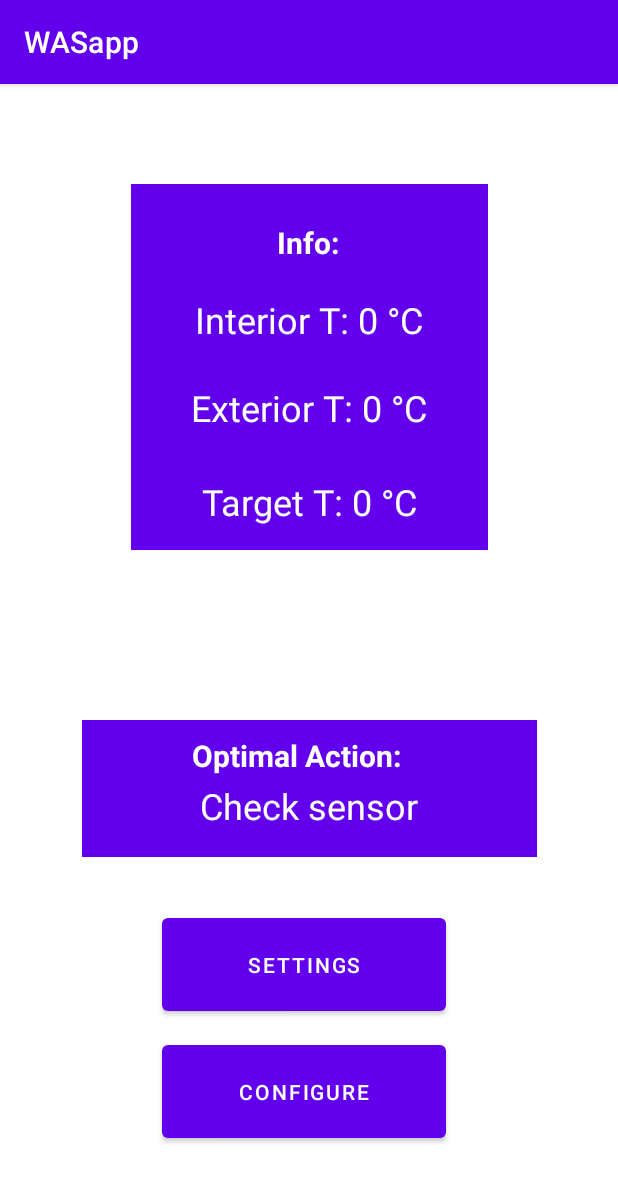
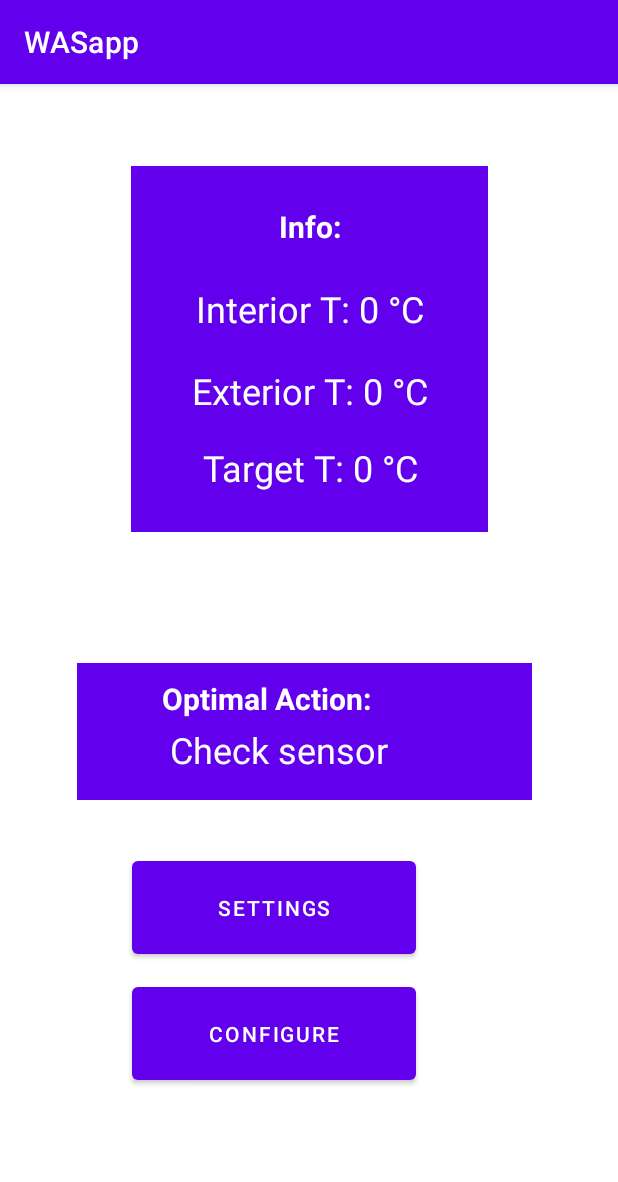
Before and after one commit to FabriceTUe/WASapp, an Android app: the screen it shows after launch (MainActivity), on a phone screen of 412 x 824 dp. Shown: the top 1182 px of the screen. Run offline under Robolectric (Android 15) with nearby library versions, the phone set to English and light mode, and no system bars; network calls fail.

Commit message:
finished config

```diff
--- a/app/src/main/java/com/example/wasapp/ClientLoopTask.java
+++ b/app/src/main/java/com/example/wasapp/ClientLoopTask.java
@@ -42,7 +42,7 @@ public class ClientLoopTask extends AsyncTask<Void, Void, Void> {
             // update temperature
             TempStruct tempStruct;
             try {
-                tempStruct = TemperatureRetriever.getTemperatures();
+                tempStruct = TemperatureRetriever.getTemperatures(settings);
             } catch (Exception e) {
                 notificationText.setText(String.valueOf(errorText));
                 continue; // try again immediately
--- a/app/src/main/java/com/example/wasapp/MainActivity.java
+++ b/app/src/main/java/com/example/wasapp/MainActivity.java
@@ -68,7 +68,7 @@ public class MainActivity extends AppCompatActivity implements View.OnClickListe
         @Override
         public void onClick(View view) {
             Intent intent = new Intent(getBaseContext(),
-                    SettingsActivity.class); // intend to switch to settings...
+                    ConfigureActivity.class); // intend to switch to settings...
             startActivity(intent); // start the next activity.
         }
     }
--- a/app/src/main/java/com/example/wasapp/TemperatureRetriever.java
+++ b/app/src/main/java/com/example/wasapp/TemperatureRetriever.java
@@ -1,21 +1,20 @@
 package com.example.wasapp;
 
 import java.io.IOException;
+import java.util.Set;
 
 import okhttp3.OkHttpClient;
 import okhttp3.Request;
 import okhttp3.Response;
 
 public class TemperatureRetriever {
-    private static String exteriorURL = "http://192.168.43.82/temperature";
-    private static String interiorURL = "http://192.168.43.234/temperature";
     private static OkHttpClient httpClient = new OkHttpClient();
 
-    public static TempStruct getTemperatures() throws
+    public static TempStruct getTemperatures(Settings settings) throws
             IOException, NullPointerException {
             TempStruct tempStruct = new TempStruct();
-            tempStruct.interiorTemperature = retrieveTemperature(interiorURL);
-            tempStruct.exteriorTemperature = retrieveTemperature(exteriorURL);
+            tempStruct.interiorTemperature = retrieveTemperature(settings.getInteriorUrl());
+            tempStruct.exteriorTemperature = retrieveTemperature(settings.getExteriorUrl());
 
             return tempStruct;
     }
--- a/app/src/main/res/layout/activity_main.xml
+++ b/app/src/main/res/layout/activity_main.xml
@@ -22,6 +22,21 @@
         tools:srcCompat="?attr/selectableItemBackground" />
 
     <TextView
+        android:id="@+id/exteriorTemperatureText"
+        android:layout_width="201dp"
+        android:layout_height="42dp"
+        android:text="Exterior T: 0 °C"
+        android:textAlignment="center"
+        android:textColor="#FFFFFF"
+        android:textSize="24sp"
+        app:layout_constraintBottom_toBottomOf="parent"
+        app:layout_constraintEnd_toEndOf="parent"
+        app:layout_constraintHorizontal_bias="0.503"
+        app:layout_constraintStart_toStartOf="parent"
+        app:layout_constraintTop_toTopOf="parent"
+        app:layout_constraintVertical_bias="0.259" />
+
+    <TextView
         android:id="@+id/targetTemperatureText"
         android:layout_width="201dp"
         android:layout_height="42dp"
@@ -31,23 +46,10 @@
         android:textSize="24sp"
         app:layout_constraintBottom_toBottomOf="parent"
         app:layout_constraintEnd_toEndOf="parent"
+        app:layout_constraintHorizontal_bias="0.503"
         app:layout_constraintStart_toStartOf="parent"
         app:layout_constraintTop_toTopOf="parent"
-        app:layout_constraintVertical_bias="0.361" />
-
-    <TextView
-        android:id="@+id/exteriorTemperatureText"
-        android:layout_width="201dp"
-        android:layout_height="42dp"
-        android:text="Exterior T: 0 °C"
-        android:textAlignment="center"
-        android:textColor="#FFFFFF"
-        android:textSize="24sp"
-        app:layout_constraintBottom_toBottomOf="parent"
-        app:layout_constraintEnd_toEndOf="parent"
-        app:layout_constraintStart_toStartOf="parent"
-        app:layout_constraintTop_toTopOf="parent"
-        app:layout_constraintVertical_bias="0.275" />
+        app:layout_constraintVertical_bias="0.33" />
 
     <TextView
         android:id="@+id/infoTitle"
@@ -60,10 +62,10 @@
         android:textStyle="bold"
         app:layout_constraintBottom_toBottomOf="parent"
         app:layout_constraintEnd_toEndOf="parent"
-        app:layout_constraintHorizontal_bias="0.498"
+        app:layout_constraintHorizontal_bias="0.501"
         app:layout_constraintStart_toStartOf="parent"
         app:layout_constraintTop_toTopOf="parent"
-        app:layout_constraintVertical_bias="0.112" />
+        app:layout_constraintVertical_bias="0.098" />
 
     <TextView
         android:id="@+id/interiorTemperatureText"
@@ -75,9 +77,10 @@
         android:textSize="24sp"
         app:layout_constraintBottom_toBottomOf="parent"
         app:layout_constraintEnd_toEndOf="parent"
+        app:layout_constraintHorizontal_bias="0.503"
         app:layout_constraintStart_toStartOf="parent"
         app:layout_constraintTop_toTopOf="parent"
-        app:layout_constraintVertical_bias="0.194" />
+        app:layout_constraintVertical_bias="0.184" />
 
     <ImageView
         android:id="@+id/imageView2"
@@ -86,16 +89,17 @@
         android:background="#6200ED"
         app:layout_constraintBottom_toBottomOf="parent"
         app:layout_constraintEnd_toEndOf="parent"
+        app:layout_constraintHorizontal_bias="0.473"
         app:layout_constraintStart_toStartOf="parent"
         app:layout_constraintTop_toTopOf="parent"
-        app:layout_constraintVertical_bias="0.627"
+        app:layout_constraintVertical_bias="0.57"
         tools:srcCompat="?attr/selectableItemBackground" />
 
     <TextView
         android:id="@+id/InfoTitle"
         android:layout_width="wrap_content"
         android:layout_height="wrap_content"
-        android:layout_marginStart="128dp"
+        android:layout_marginStart="108dp"
         android:layout_marginBottom="50dp"
         android:text="Optimal Action:"
         android:textColor="#FFFFFF"
@@ -104,13 +108,13 @@
         app:layout_constraintBottom_toBottomOf="parent"
         app:layout_constraintStart_toStartOf="parent"
         app:layout_constraintTop_toTopOf="parent"
-        app:layout_constraintVertical_bias="0.628" />
+        app:layout_constraintVertical_bias="0.573" />
 
     <TextView
         android:id="@+id/notificationText"
         android:layout_width="236dp"
         android:layout_height="31dp"
-        android:layout_marginStart="88dp"
+        android:layout_marginStart="68dp"
         android:layout_marginBottom="-50dp"
         android:text="Loading..."
         android:textAlignment="center"
@@ -119,28 +123,28 @@
         app:layout_constraintBottom_toBottomOf="parent"
         app:layout_constraintStart_toStartOf="parent"
         app:layout_constraintTop_toTopOf="parent"
-        app:layout_constraintVertical_bias="0.591" />
+        app:layout_constraintVertical_bias="0.543" />
+
+    <Button
+        android:id="@+id/configureButton"
+        android:layout_width="189dp"
+        android:layout_height="74dp"
+        android:layout_marginStart="88dp"
+        android:text="Configure"
+        app:layout_constraintBottom_toBottomOf="parent"
+        app:layout_constraintStart_toStartOf="parent"
+        app:layout_constraintTop_toBottomOf="@+id/settingsButton"
+        app:layout_constraintVertical_bias="0.091" />
 
     <Button
         android:id="@+id/settingsButton"
         android:layout_width="189dp"
         android:layout_height="74dp"
-        android:layout_marginStart="108dp"
+        android:layout_marginStart="88dp"
         android:text="Settings"
         app:layout_constraintBottom_toBottomOf="parent"
         app:layout_constraintStart_toStartOf="parent"
         app:layout_constraintTop_toBottomOf="@+id/notificationText"
-        app:layout_constraintVertical_bias="0.274" />
-
-    <Button
-        android:id="@+id/configureButton"
-        android:layout_width="189dp"
-        android:layout_height="74dp"
-        android:layout_marginStart="108dp"
-        android:text="Configure"
-        app:layout_constraintBottom_toBottomOf="parent"
-        app:layout_constraintStart_toStartOf="parent"
-        app:layout_constraintTop_toBottomOf="@+id/settingsButton"
-        app:layout_constraintVertical_bias="0.15" />
+        app:layout_constraintVertical_bias="0.228" />
 
 </androidx.constraintlayout.widget.ConstraintLayout>
```
Also changed, not shown: app/src/main/java/com/example/wasapp/ConfigureActivity.java (+11 -0 lines), app/src/main/java/com/example/wasapp/service/NotifyTask.java (+1 -6 lines), app/src/main/res/layout/activity_configure.xml (+30 -28 lines).
